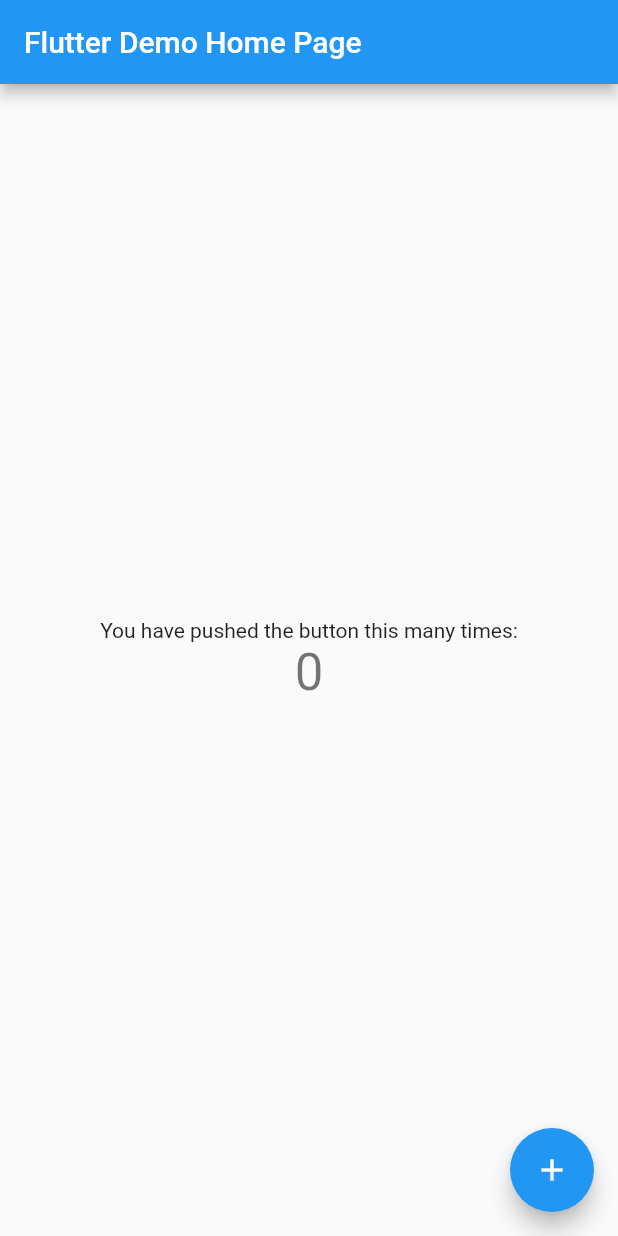
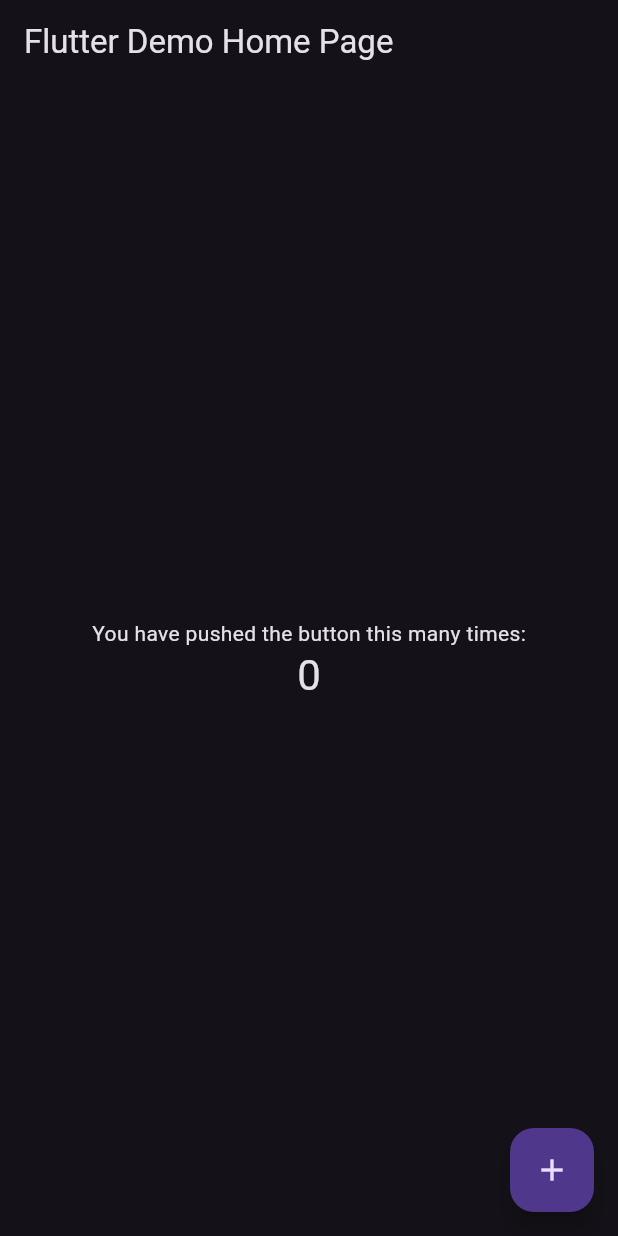
Before and after one commit to vadniks/ComputerComponentsAndroidApp, a Flutter app: the screen it shows after launch, on a phone screen of 412 x 824 dp. Run offline on Flutter 3.47's test engine with Material 2 defaults, Android fonts, the phone set to English and light mode, and no system bars.

```diff
--- a/lib/main.dart
+++ b/lib/main.dart
@@ -11,9 +11,7 @@ class MyApp extends StatelessWidget {
   Widget build(BuildContext context) {
     return MaterialApp(
       title: 'Flutter Demo',
-      theme: ThemeData(
-        primarySwatch: Colors.blue,
-      ),
+      theme: ThemeData.dark(useMaterial3: true),
       home: const MyHomePage(title: 'Flutter Demo Home Page'),
     );
   }
```
Also changed, not shown: 4 other files.
